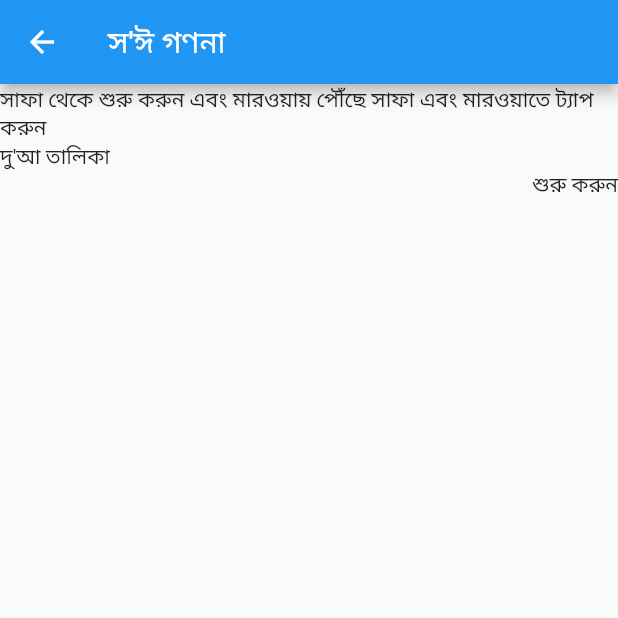
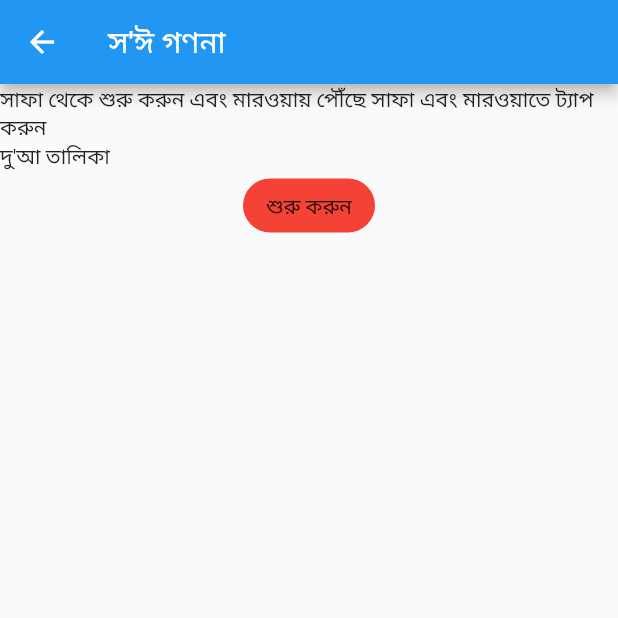
Before and after one commit to NewazRedoy/hajj-app, a Flutter app: the SaiCount screen opened directly, on a phone screen of 412 x 824 dp, the top half of it. Run offline on Flutter 3.47's test engine with Material 2 defaults, Android fonts, the phone set to English and light mode, and no system bars; our stand-ins replace sqflite; accounts and stored records are empty.

```diff
--- a/lib/model/Subtopic.dart
+++ b/lib/model/Subtopic.dart
@@ -1,7 +1,7 @@
 import 'dart:convert';
 
 class Subtopic {
-  String subtopic_id;
+  int subtopic_id;
   int topic_id;
   String name_en;
 
@@ -16,7 +16,7 @@ class Subtopic {
 
   String toRawJson() => json.encode(toJson());
 
-  factory Subtopic.fromJson(Map<String, dynamic> json) => new Subtopic(
+  factory Subtopic.fromJson(Map<int, dynamic> json) => new Subtopic(
         topic_id: json["topic_id"],
         subtopic_id: json["subtopic_id"],
         name_en: json["name_en"],
--- a/lib/model/database_helper.dart
+++ b/lib/model/database_helper.dart
@@ -137,7 +137,7 @@ class DatabaseHelper {
 //  }
 
   Future<List<Map>> queryHadithsBySubtopicId(
-      int collectionID, String bookID) async {
+      int collectionID, int bookID) async {
     Database db = await database;
     List<Map> maps = await db.rawQuery(
         "select * from content where topic_id= $collectionID and subtopic_id=$bookID");
--- a/lib/screen/SieCountPage.dart
+++ b/lib/screen/SieCountPage.dart
@@ -14,22 +14,20 @@ class _SaiCountState extends State<SaiCount> {
       ),
       body: Column(
         children: <Widget>[
-          Container(
-            alignment: Alignment.topCenter,
-            child: Text(
-                "সাফা থেকে শুরু করুন এবং মারওয়ায় পৌঁছে সাফা এবং মারওয়াতে ট্যাপ করুন"),
-          ),
+          Text(
+              "সাফা থেকে শুরু করুন এবং মারওয়ায় পৌঁছে সাফা এবং মারওয়াতে ট্যাপ করুন"),
+          Stack(
+              children:[
+                 Align( alignment: Alignment.bottomLeft,
+                  child: Text("দু'আ তালিকা"),
+                ),
+              ],
+            ),
           InkWell(
             onTap: () {},
-            child: Container(
-              alignment: Alignment.bottomLeft,
-              child: Text("দু'আ তালিকা"),
-            ),
-          ),
-          InkWell(
-            onTap: () {},
-            child: Container(
-              alignment: Alignment.bottomRight,
+            child: RawMaterialButton(
+              fillColor: Colors.red,
+              shape: StadiumBorder(),
               child: Text("শুরু করুন"),
             ),
           )
--- a/lib/widgets/TopicGridItem.dart
+++ b/lib/widgets/TopicGridItem.dart
@@ -33,7 +33,7 @@ class CollectionItem extends StatelessWidget {
                     topic: collection,
                   );
                 } else {
-                  return QuestionAnswerPage();
+                  return QuestionAnswerPage(topic:collection);
                 }
               }));
             },
```
Also changed, not shown: lib/screen/QuestionAnswerPage.dart (+78 -57 lines), lib/widgets/Last2PageGridItem.dart (+16 -3 lines).
